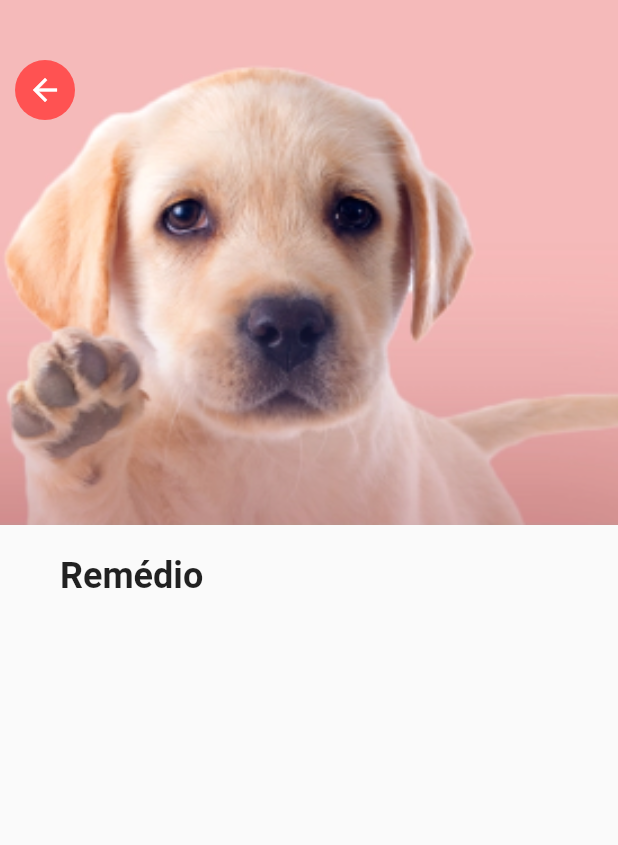
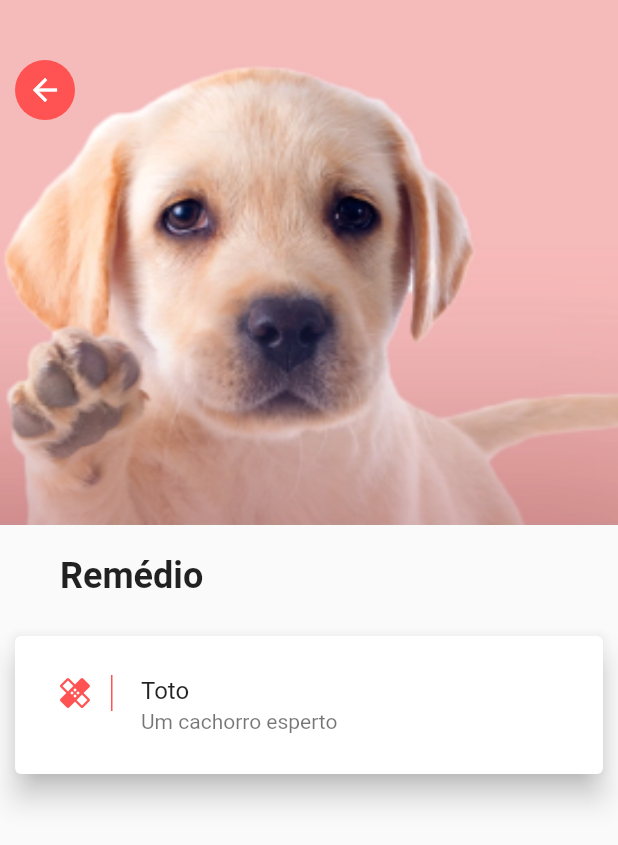
Before and after one commit to arielsardinha/flutter-life_pet, a Flutter app: the RemedioView screen opened directly with sample values from the repository, on a phone screen of 412 x 824 dp. Shown: the top 845 px of the screen. Run offline on Flutter 3.47's test engine with Material 2 defaults, Android fonts, the phone set to English and light mode, and no system bars; our stand-ins replace image_picker; Roboto replaces fonts that are missing (Montserrat).

Commit message:
criando cards de remédios

```diff
--- a/lib/modules/remedio/perfil/remedio_view.dart
+++ b/lib/modules/remedio/perfil/remedio_view.dart
@@ -10,8 +10,7 @@ class RemedioView extends StatelessWidget {
   Widget build(BuildContext context) {
     final pet = ModalRoute.of(context)!.settings.arguments as Pet;
     return Scaffold(
-      body: SingleChildScrollView(
-        child: Column(
+      body: Column(
         children: [
           Stack(
             children: [
@@ -54,9 +53,37 @@ class RemedioView extends StatelessWidget {
               ],
             ),
           ),
+          Expanded(
+            child: ListView(children: [
+              cardRemedio(titulo: pet.nome, descricao: pet.descricao),
+            ]),
+          ),
         ],
-        ),
       ),
     );
   }
 }
+
+Widget cardRemedio({required String titulo, required String descricao}) {
+  return Card(
+    elevation: 8.0,
+    margin: const EdgeInsets.symmetric(horizontal: 10, vertical: 6),
+    child: ListTile(
+      contentPadding: const EdgeInsets.symmetric(horizontal: 28, vertical: 10),
+      leading: Container(
+        padding: const EdgeInsets.only(right: 12),
+        decoration: const BoxDecoration(
+          border: Border(
+            right: BorderSide(width: 1.0, color: Colors.redAccent),
+          ),
+        ),
+        child: const Icon(Icons.healing, color: Colors.redAccent),
+      ),
+      title: Text(
+        titulo,
+        style: const TextStyle(fontWeight: FontWeight.w400),
+      ),
+      subtitle: Text(descricao),
+    ),
+  );
+}
```
Lines whose indentation alone changed are shown as unchanged.
